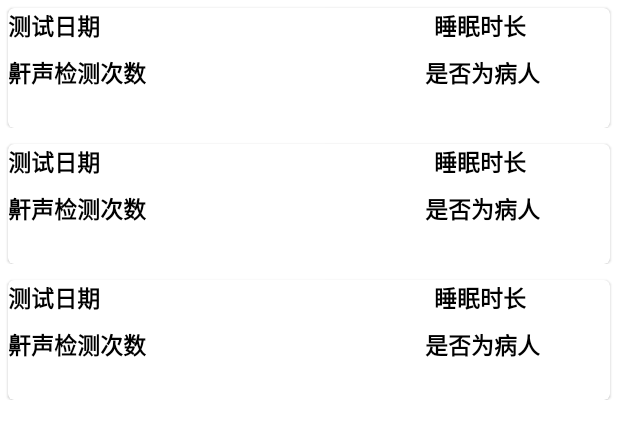
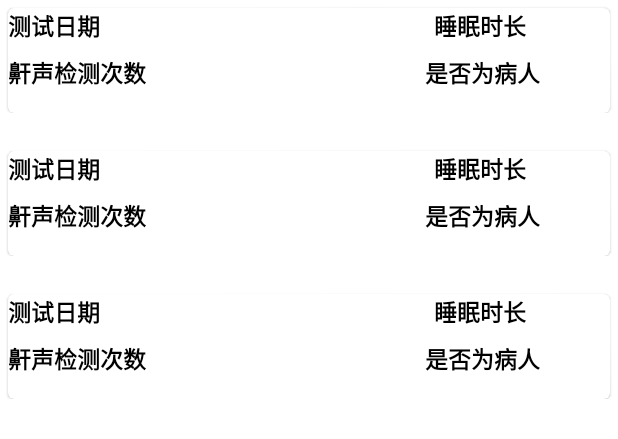
Before and after one commit to CoelisMyName/SRP-Project, an Android app: the layout fragment_reporting.xml on its own in the app's theme, with its tools: preview values and no code run, on a phone screen of 412 x 824 dp. Shown: the top 439 px of the screen. Run offline under Robolectric (Android 15) with nearby library versions, the phone set to English and light mode, and no system bars.

Commit message:
ui_update

```diff
--- a/app/src/main/res/layout/item_report.xml
+++ b/app/src/main/res/layout/item_report.xml
@@ -3,7 +3,7 @@
     xmlns:app="http://schemas.android.com/apk/res-auto"
     android:layout_width="match_parent"
     android:layout_height="wrap_content"
-    android:paddingBottom="5dp">
+    android:paddingBottom="20dp">
 
     <com.google.android.material.card.MaterialCardView
         android:layout_width="match_parent"
@@ -17,7 +17,7 @@
         <androidx.constraintlayout.widget.ConstraintLayout
             android:layout_width="match_parent"
             android:layout_height="wrap_content"
-            android:layout_marginBottom="25dp">
+            android:layout_marginBottom="15dp">
 
             <TextView
                 android:id="@+id/date"
```
